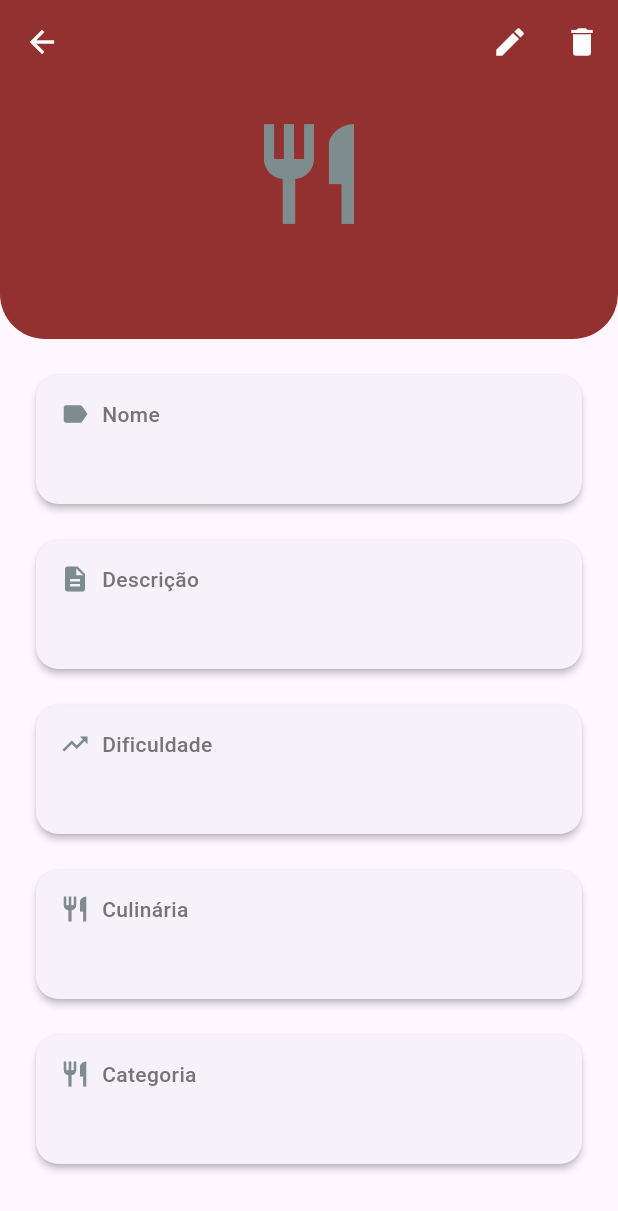
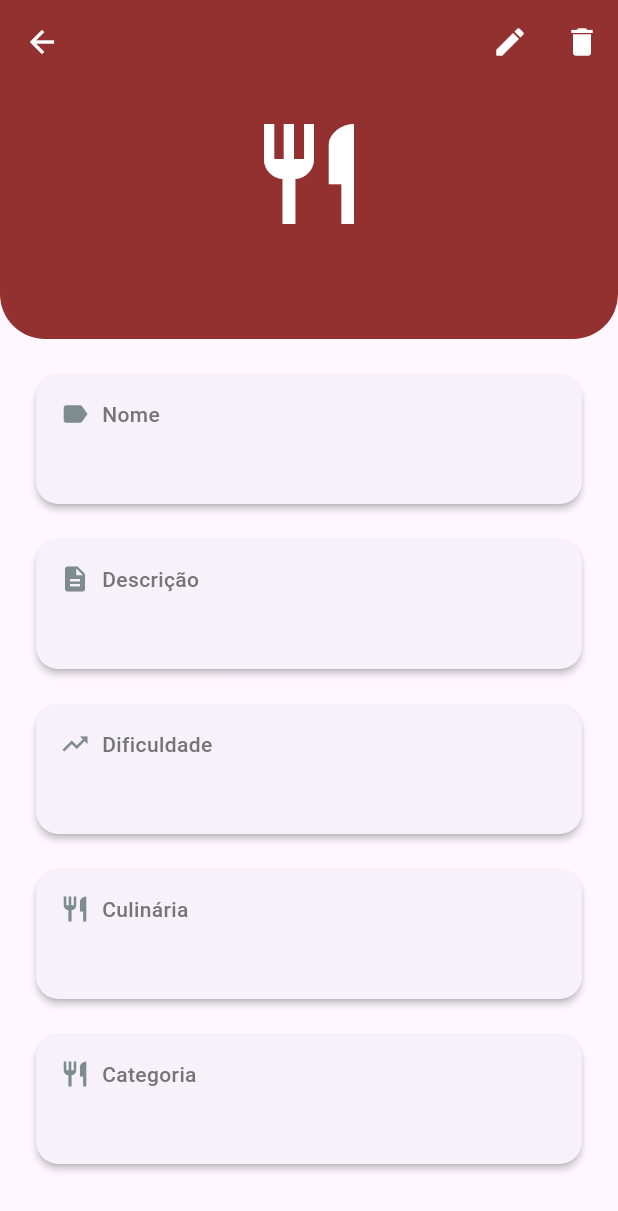
Before and after one commit to dudusandi/cookbook, a Flutter app: the DadosTag screen opened directly with empty values, on a phone screen of 412 x 824 dp. Shown: the top 1211 px of the screen. Run offline on Flutter 3.47's test engine with Material 3 defaults, Android fonts, the phone set to English and light mode, and no system bars; our stand-ins replace flutter_image_compress, image_picker, sqflite; accounts and stored records are empty.

Commit message:
cor icone dados_tag

```diff
--- a/lib/view/dados_tag.dart
+++ b/lib/view/dados_tag.dart
@@ -109,7 +109,7 @@ class _DadosTagState extends State<DadosTag> {
                   Icon(
                     icon,
                     size: 80,
-                    color: color,
+                    color: Colors.white,
                   ),
                   const SizedBox(height: 16),
                   Text(
@@ -117,7 +117,7 @@ class _DadosTagState extends State<DadosTag> {
                     style: TextStyle(
                       fontSize: 24,
                       fontWeight: FontWeight.bold,
-                      color: color,
+                      color: Colors.white
                     ),
                   ),
                 ],
```
